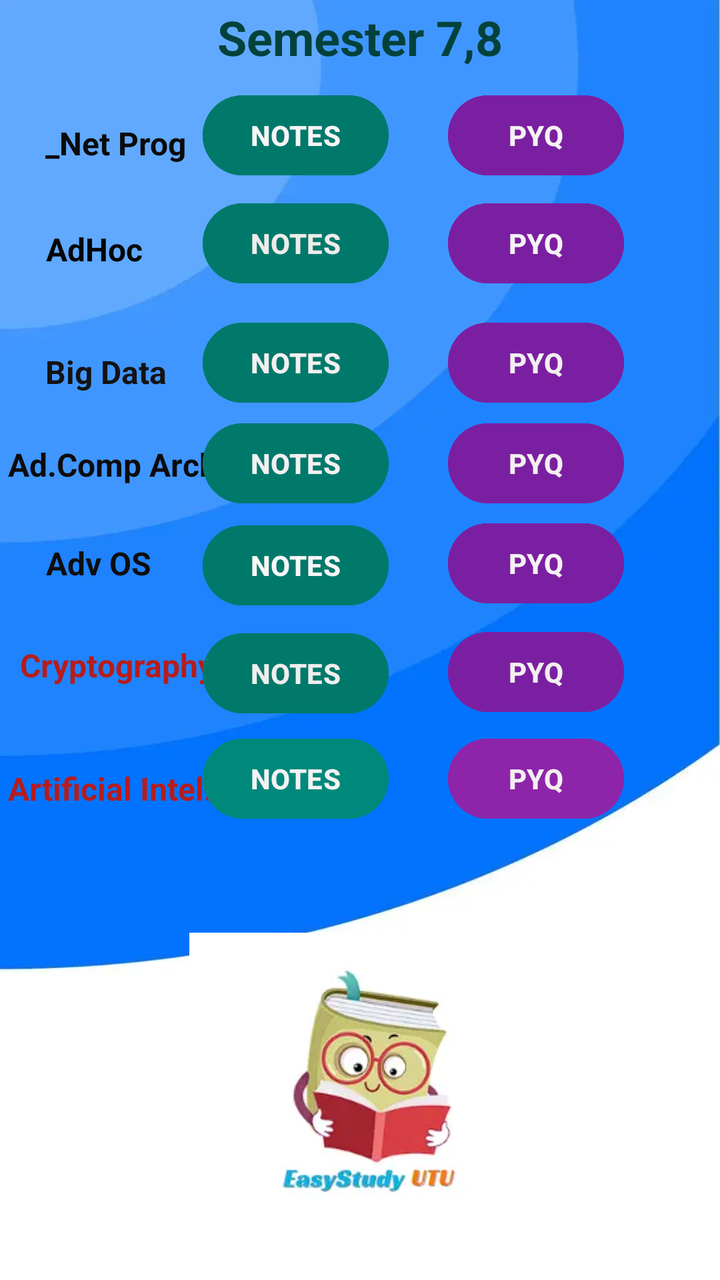
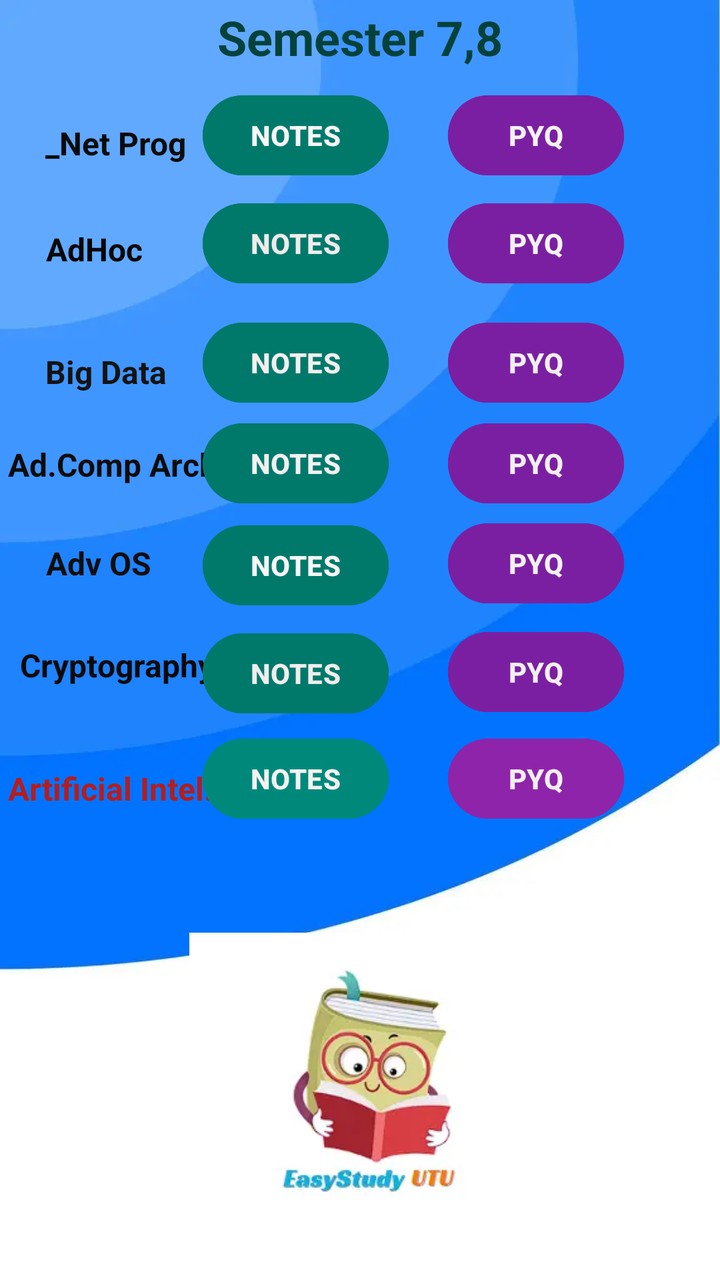

Two renders of the same Android screen: before a commit and after it. Below are the layout's source before the change and the commit's diff.
<!-- AndroidManifest.xml: application theme Theme.EasyStudyUTU -->
<!-- res/layout/activity_fourth_year.xml -->
<?xml version="1.0" encoding="utf-8"?>
<androidx.constraintlayout.widget.ConstraintLayout xmlns:android="http://schemas.android.com/apk/res/android"
    xmlns:app="http://schemas.android.com/apk/res-auto"
    xmlns:tools="http://schemas.android.com/tools"
    style="d"
    android:layout_width="match_parent"
    android:layout_height="match_parent"
    android:background="@drawable/background2"
    android:foregroundTint="#00897B"
    tools:context=".FourthYear">


    <TextView
        android:id="@+id/textView30"
        android:layout_width="wrap_content"
        android:layout_height="wrap_content"
        android:text="Cryptography"
        android:textColor="#B71C1C"
        android:textSize="16dp"
        android:textStyle="bold"
        app:layout_constraintBottom_toBottomOf="parent"
        app:layout_constraintEnd_toEndOf="parent"
        app:layout_constraintHorizontal_bias="0.038"
        app:layout_constraintStart_toStartOf="parent"
        app:layout_constraintTop_toTopOf="parent"
        app:layout_constraintVertical_bias="0.52" />

    <Button
        android:id="@+id/adhocpyq"
        android:layout_width="wrap_content"
        android:layout_height="wrap_content"
        android:backgroundTint="#7B1FA2"
        android:text="PYQ"
        android:textColor="#F4F3F3"
        android:textStyle="bold"
        app:layout_constraintBottom_toBottomOf="parent"
        app:layout_constraintEnd_toEndOf="parent"
        app:layout_constraintHorizontal_bias="0.823"
        app:layout_constraintStart_toStartOf="parent"
        app:layout_constraintTop_toTopOf="parent"
        app:layout_constraintVertical_bias="0.165" />

    <TextView
        android:id="@+id/textView25"
        android:layout_width="wrap_content"
        android:layout_height="wrap_content"
        android:foregroundTint="#F44336"
        android:text="Semester 7,8"
        android:textColor="#03423B"
        android:textSize="24dp"
        android:textStyle="bold"
        app:layout_constraintBottom_toBottomOf="parent"
        app:layout_constraintEnd_toEndOf="parent"
        app:layout_constraintStart_toStartOf="parent"
        app:layout_constraintTop_toTopOf="parent"
        app:layout_constraintVertical_bias="0.004" />

    <TextView
        android:id="@+id/textView26"
        android:layout_width="wrap_content"
        android:layout_height="wrap_content"
        android:text="_Net Prog"
        android:textColor="#0B0B0B"
        android:textSize="16dp"
        android:textStyle="bold"
        app:layout_constraintBottom_toBottomOf="parent"
        app:layout_constraintEnd_toEndOf="parent"
        app:layout_constraintHorizontal_bias="0.078"
        app:layout_constraintStart_toStartOf="parent"
        app:layout_constraintTop_toTopOf="parent"
        app:layout_constraintVertical_bias="0.098" />

    <Button
        android:id="@+id/dotnetnotes"
        android:layout_width="wrap_content"
        android:layout_height="wrap_content"
        android:backgroundTint="#00796B"
        android:text="NOTES"
        android:textColor="#F8F5F5"
        android:textStyle="bold"
        app:layout_constraintBottom_toBottomOf="parent"
        app:layout_constraintEnd_toEndOf="parent"
        app:layout_constraintHorizontal_bias="0.38"
        app:layout_constraintStart_toStartOf="parent"
        app:layout_constraintTop_toTopOf="parent"
        app:layout_constraintVertical_bias="0.074" />

    <Button
        android:id="@+id/dotnetpyq"
        android:layout_width="wrap_content"
        android:layout_height="wrap_content"
        android:backgroundTint="#7B1FA2"
        android:text="PYQ"
        android:textColor="#F4F2F2"
        android:textStyle="bold"
        app:layout_constraintBottom_toBottomOf="parent"
        app:layout_constraintEnd_toEndOf="parent"
        app:layout_constraintHorizontal_bias="0.823"
        app:layout_constraintStart_toStartOf="parent"
        app:layout_constraintTop_toTopOf="parent"
        app:layout_constraintVertical_bias="0.074" />

    <TextView
        android:id="@+id/textView27"
        android:layout_width="wrap_content"
        android:layout_height="wrap_content"
        android:text="AdHoc "
        android:textColor="#050505"
        android:textSize="16dp"
        android:textStyle="bold"
        app:layout_constraintBottom_toBottomOf="parent"
        app:layout_constraintEnd_toEndOf="parent"
        app:layout_constraintHorizontal_bias="0.075"
        app:layout_constraintStart_toStartOf="parent"
        app:layout_constraintTop_toTopOf="parent"
        app:layout_constraintVertical_bias="0.184" />

    <Button
        android:id="@+id/adhocnotes"
        android:layout_width="wrap_content"
        android:layout_height="wrap_content"
        android:backgroundTint="#00796B"
        android:text="NOTES"
        android:textColor="#EFEBEB"
        android:textStyle="bold"
        app:layout_constraintBottom_toBottomOf="parent"
        app:layout_constraintEnd_toEndOf="parent"
        app:layout_constraintHorizontal_bias="0.38"
        app:layout_constraintStart_toStartOf="parent"
        app:layout_constraintTop_toTopOf="parent"
        app:layout_constraintVertical_bias="0.165" />

    <TextView
        android:id="@+id/textView28"
        android:layout_width="wrap_content"
        android:layout_height="wrap_content"
        android:text="Big Data"
        android:textAllCaps="false"
        android:textColor="#141313"
        android:textSize="16dp"
        android:textStyle="bold"
        app:layout_constraintBottom_toBottomOf="parent"
        app:layout_constraintEnd_toEndOf="parent"
        app:layout_constraintHorizontal_bias="0.076"
        app:layout_constraintStart_toStartOf="parent"
        app:layout_constraintTop_toTopOf="parent"
        app:layout_constraintVertical_bias="0.283" />

    <Button
        android:id="@+id/bigdatanotes"
        android:layout_width="wrap_content"
        android:layout_height="wrap_content"
        android:backgroundTint="#00796B"
        android:text="NOTES"
        android:textColor="#F3EFEF"
        android:textStyle="bold"
        app:layout_constraintBottom_toBottomOf="parent"
        app:layout_constraintEnd_toEndOf="parent"
        app:layout_constraintHorizontal_bias="0.38"
        app:layout_constraintStart_toStartOf="parent"
        app:layout_constraintTop_toTopOf="parent"
        app:layout_constraintVertical_bias="0.266" />

    <Button
        android:id="@+id/bigdatapyq"
        android:layout_width="wrap_content"
        android:layout_height="wrap_content"
        android:backgroundTint="#7B1FA2"
        android:text="PYQ"
        android:textColor="#F1EFEF"
        android:textStyle="bold"
        app:layout_constraintBottom_toBottomOf="parent"
        app:layout_constraintEnd_toEndOf="parent"
        app:layout_constraintHorizontal_bias="0.823"
        app:layout_constraintStart_toStartOf="parent"
        app:layout_constraintTop_toTopOf="parent"
        app:layout_constraintVertical_bias="0.266" />

    <TextView
        android:id="@+id/textView24"
        android:layout_width="wrap_content"
        android:layout_height="wrap_content"
        android:text="Ad.Comp Arch"
        android:textColor="#0D0C0C"
        android:textSize="16dp"
        android:textStyle="bold"
        app:layout_constraintBottom_toBottomOf="parent"
        app:layout_constraintEnd_toEndOf="parent"
        app:layout_constraintHorizontal_bias="0.016"
        app:layout_constraintStart_toStartOf="parent"
        app:layout_constraintTop_toTopOf="parent"
        app:layout_constraintVertical_bias="0.358" />

    <Button
        android:id="@+id/advcoanotes"
        android:layout_width="wrap_content"
        android:layout_height="wrap_content"
        android:backgroundTint="#00796B"
        android:text="NOTES"
        android:textColor="#F3F0F0"
        android:textStyle="bold"
        app:layout_constraintBottom_toBottomOf="parent"
        app:layout_constraintEnd_toEndOf="parent"
        app:layout_constraintHorizontal_bias="0.38"
        app:layout_constraintStart_toStartOf="parent"
        app:layout_constraintTop_toTopOf="parent"
        app:layout_constraintVertical_bias="0.351" />

    <Button
        android:id="@+id/advcoapyq"
        android:layout_width="wrap_content"
        android:layout_height="wrap_content"
        android:backgroundTint="#7B1FA2"
        android:text="PYQ"
        android:textColor="#F3EFEF"
        android:textStyle="bold"
        app:layout_constraintBottom_toBottomOf="parent"
        app:layout_constraintEnd_toEndOf="parent"
        app:layout_constraintHorizontal_bias="0.823"
        app:layout_constraintStart_toStartOf="parent"
        app:layout_constraintTop_toTopOf="parent"
        app:layout_constraintVertical_bias="0.351" />

    <TextView
        android:id="@+id/textView29"
        android:layout_width="wrap_content"
        android:layout_height="wrap_content"
        android:text="Adv OS"
        android:textColor="#0F0E0E"
        android:textSize="16dp"
        android:textStyle="bold"
        app:layout_constraintBottom_toBottomOf="parent"
        app:layout_constraintEnd_toEndOf="parent"
        app:layout_constraintHorizontal_bias="0.075"
        app:layout_constraintStart_toStartOf="parent"
        app:layout_constraintTop_toTopOf="parent"
        app:layout_constraintVertical_bias="0.438" />

    <Button
        android:id="@+id/advosnotes"
        android:layout_width="wrap_content"
        android:layout_height="wrap_content"
        android:backgroundTint="#00796B"
        android:text="NOTES"
        android:textColor="#F8F6F6"
        android:textStyle="bold"
        app:layout_constraintBottom_toBottomOf="parent"
        app:layout_constraintEnd_toEndOf="parent"
        app:layout_constraintHorizontal_bias="0.38"
        app:layout_constraintStart_toStartOf="parent"
        app:layout_constraintTop_toTopOf="parent"
        app:layout_constraintVertical_bias="0.437" />

    <Button
        android:id="@+id/advospyq"
        android:layout_width="wrap_content"
        android:layout_height="wrap_content"
        android:backgroundTint="#7B1FA2"
        android:text="PYQ"
        android:textColor="#F4F1F1"
        android:textStyle="bold"
        app:layout_constraintBottom_toBottomOf="parent"
        app:layout_constraintEnd_toEndOf="parent"
        app:layout_constraintHorizontal_bias="0.823"
        app:layout_constraintStart_toStartOf="parent"
        app:layout_constraintTop_toTopOf="@+id/textView25"
        app:layout_constraintVertical_bias="0.433" />

    <Button
        android:id="@+id/cryptonotes"
        android:layout_width="wrap_content"
        android:layout_height="wrap_content"
        android:backgroundTint="#00796B"
        android:text="NOTES"
        android:textColor="#F1EDED"
        android:textStyle="bold"
        app:layout_constraintBottom_toBottomOf="parent"
        app:layout_constraintEnd_toEndOf="parent"
        app:layout_constraintHorizontal_bias="0.38"
        app:layout_constraintStart_toStartOf="parent"
        app:layout_constraintTop_toTopOf="parent"
        app:layout_constraintVertical_bias="0.528" />

    <Button
        android:id="@+id/cryptopyq"
        android:layout_width="wrap_content"
        android:layout_height="wrap_content"
        android:backgroundTint="#7B1FA2"
        android:text="PYQ"
        android:textColor="#F3EFEF"
        android:textStyle="bold"
        app:layout_constraintBottom_toBottomOf="parent"
        app:layout_constraintEnd_toEndOf="parent"
        app:layout_constraintHorizontal_bias="0.823"
        app:layout_constraintStart_toStartOf="parent"
        app:layout_constraintTop_toTopOf="@+id/textView25"
        app:layout_constraintVertical_bias="0.525" />

    <ImageView
        android:id="@+id/imageView7"
        android:layout_width="171dp"
        android:layout_height="185dp"
        app:layout_constraintBottom_toBottomOf="parent"
        app:layout_constraintEnd_toEndOf="parent"
        app:layout_constraintStart_toStartOf="parent"
        app:layout_constraintTop_toTopOf="parent"
        app:layout_constraintVertical_bias="1.0"
        app:srcCompat="@drawable/applogo" />

    <TextView
        android:id="@+id/textView31"
        android:layout_width="wrap_content"
        android:layout_height="wrap_content"
        android:backgroundTint="#D81B60"
        android:text="Artificial Intel."
        android:textColor="#B71C1C"
        android:textSize="16dp"
        android:textStyle="bold"
        app:layout_constraintBottom_toBottomOf="parent"
        app:layout_constraintEnd_toEndOf="parent"
        app:layout_constraintHorizontal_bias="0.016"
        app:layout_constraintStart_toStartOf="parent"
        app:layout_constraintTop_toTopOf="parent"
        app:layout_constraintVertical_bias="0.62" />

    <Button
        android:id="@+id/ainotes"
        android:layout_width="wrap_content"
        android:layout_height="wrap_content"
        android:backgroundTint="#00897B"
        android:text="NOTES"
        android:textColor="#F4F2F2"
        android:textStyle="bold"
        app:layout_constraintBottom_toBottomOf="parent"
        app:layout_constraintEnd_toEndOf="parent"
        app:layout_constraintHorizontal_bias="0.38"
        app:layout_constraintStart_toStartOf="parent"
        app:layout_constraintTop_toTopOf="parent"
        app:layout_constraintVertical_bias="0.617" />

    <Button
        android:id="@+id/aipyq"
        android:layout_width="wrap_content"
        android:layout_height="wrap_content"
        android:backgroundTint="#8E24AA"
        android:text="PYQ"
        android:textColor="#F3EFEF"
        android:textStyle="bold"
        app:layout_constraintBottom_toBottomOf="parent"
        app:layout_constraintEnd_toEndOf="parent"
        app:layout_constraintHorizontal_bias="0.823"
        app:layout_constraintStart_toStartOf="parent"
        app:layout_constraintTop_toTopOf="parent"
        app:layout_constraintVertical_bias="0.617" />

</androidx.constraintlayout.widget.ConstraintLayout>
<!-- resources referenced by this layout -->
<resources>
  <!-- drawable applogo: webp bitmap (drawable, 4716 bytes) -->
  <!-- drawable background2: webp bitmap (drawable, 6770 bytes) -->
  <style name="Theme.EasyStudyUTU" parent="Base.Theme.EasyStudyUTU" />
  <style name="Base.Theme.EasyStudyUTU" parent="Theme.Material3.DayNight.NoActionBar">
          
          
      </style>
</resources>

<!-- the commit's change to res/layout/activity_fourth_year.xml (unified diff, before → after) -->
@@ -15,7 +15,7 @@
         android:layout_width="wrap_content"
         android:layout_height="wrap_content"
         android:text="Cryptography"
-        android:textColor="#B71C1C"
+        android:textColor="#0B0A0A"
         android:textSize="16dp"
         android:textStyle="bold"
         app:layout_constraintBottom_toBottomOf="parent"
